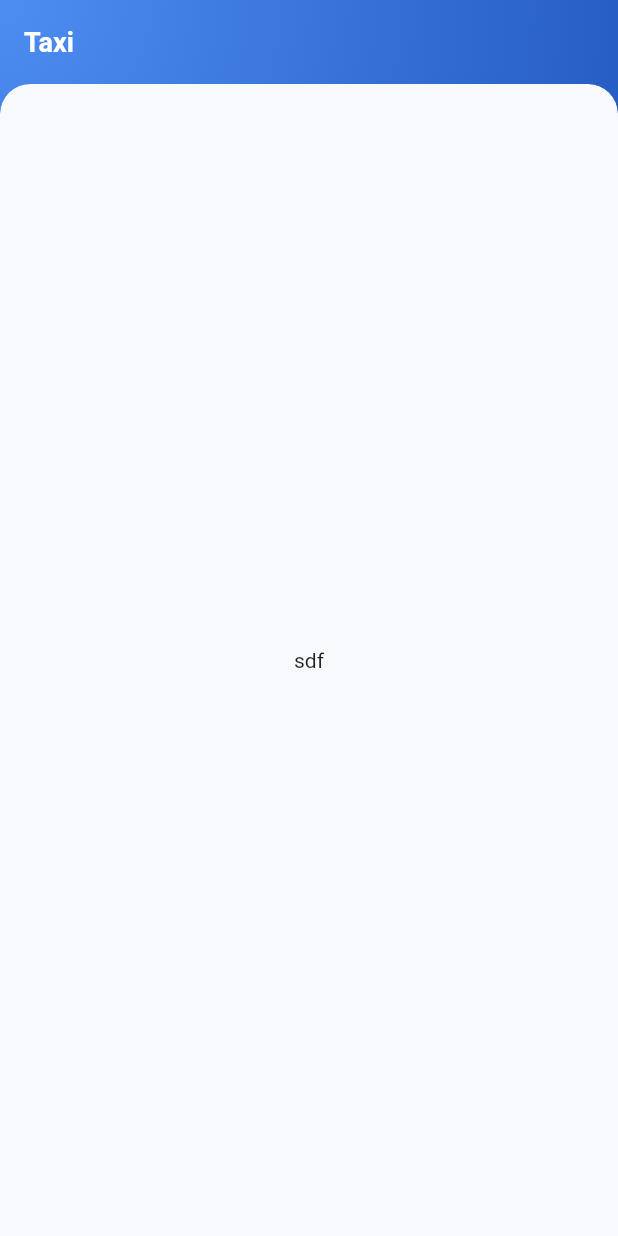
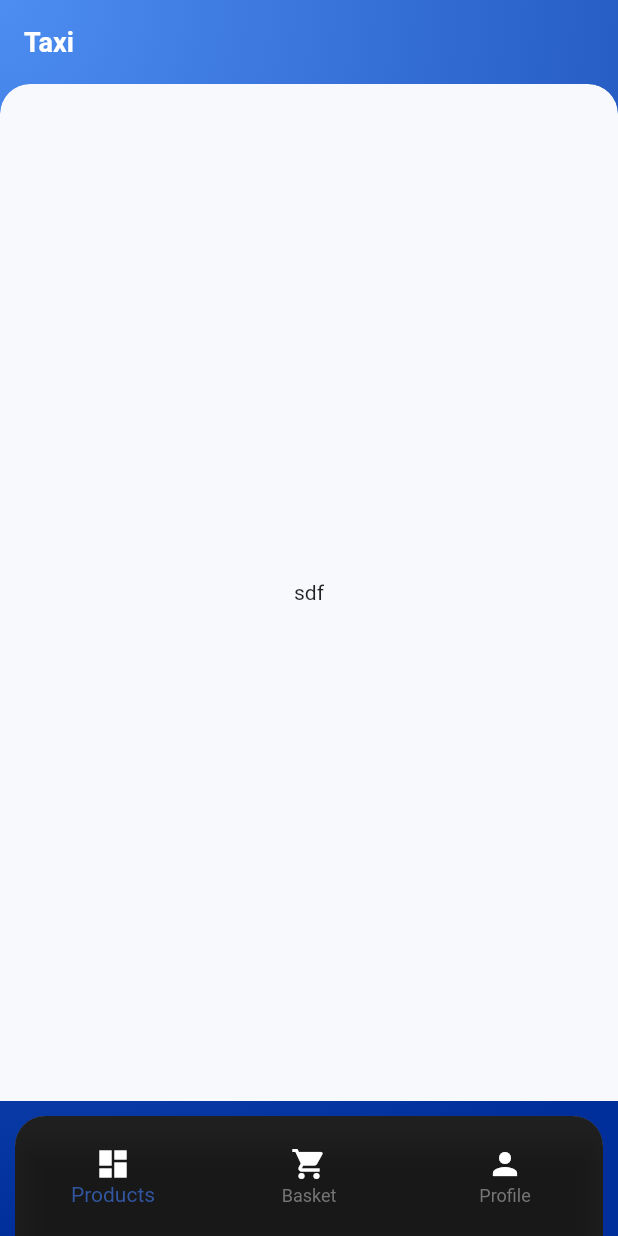
Before and after one commit to jalgas93/NewTaxiApp, a Flutter app: the screen it shows after launch, on a phone screen of 412 x 824 dp. Run offline on Flutter 3.47's test engine with Material 2 defaults, Android fonts, the phone set to English and light mode, and no system bars; our stand-ins replace auto_route, dio; generated files the repository leaves out were written again.

Commit message:
change version to 2.7

```diff
--- a/lib/http/api_client.dart
+++ b/lib/http/api_client.dart
@@ -1,11 +1,12 @@
 import 'package:dio/dio.dart';
+import 'package:flutter/cupertino.dart';
 import 'package:taxi/helpers/config.dart';
 
 class ApiClient {
   final Dio client;
 
   ApiClient._({
-    required this.client,
+    @required this.client,
   });
 
   factory ApiClient.instance() {
@@ -19,7 +20,7 @@ class ApiClient {
 
   Future<dynamic> get(
     String url, {
-    Map<String, dynamic>? queryParameters,
+    Map<String, dynamic> queryParameters,
   }) async {
     final response = await client.get(
       url,
@@ -31,7 +32,7 @@ class ApiClient {
   Future<dynamic> post(
     String url, {
     dynamic data = const {},
-    Map<String, dynamic>? queryParameters,
+    Map<String, dynamic> queryParameters,
   }) async {
     final response = await client.post(
       url,
@@ -44,7 +45,7 @@ class ApiClient {
   Future<dynamic> delete(
     String url, {
     dynamic data = const {},
-    Map<String, dynamic>? queryParameters,
+    Map<String, dynamic> queryParameters,
   }) async {
     final response = await client.delete(
       url,
--- a/lib/main.dart
+++ b/lib/main.dart
@@ -1,3 +1,4 @@
+import 'package:auto_route/auto_route.dart';
 import 'package:flutter/material.dart';
 import 'package:flutter/services.dart';
 import 'package:taxi/modules/taxi/view/taxi_page.dart';
@@ -9,7 +10,7 @@ void main() {
 }
 
 class MyApp extends StatefulWidget {
-  const MyApp({Key? key}) : super(key: key);
+  const MyApp({Key key}) : super(key: key);
 
   // This widget is the root of your application.
   @override
@@ -18,6 +19,7 @@ class MyApp extends StatefulWidget {
 
 class _MyAppState extends State<MyApp> {
   bool _initialized = false;
+
   final _appRouter = AppRouter();
 
   @override
@@ -25,14 +27,11 @@ class _MyAppState extends State<MyApp> {
     if (!_initialized) {
       return Container();
     }
-    // return MaterialApp.router(
-    //   routerDelegate: _appRouter.delegate(),
-    //   routeInformationParser: _appRouter.defaultRouteParser(),
-    // );
-    return MaterialApp.router(
+    return MaterialApp(
       debugShowCheckedModeBanner: false,
-      routerDelegate: _appRouter.delegate(),
-      routeInformationParser: _appRouter.defaultRouteParser(),
+      builder: ExtendedNavigator(
+        router: AppRouter(),
+      ),
       theme: ThemeData(
         primaryColor: AppColors.primary,
         colorScheme:
--- a/lib/modules/app/routing.dart
+++ b/lib/modules/app/routing.dart
@@ -1,7 +1,9 @@
-import 'package:auto_route/annotations.dart';
+import 'package:auto_route/auto_route_annotations.dart';
+import 'package:taxi/modules/taxi/view/dashboard_page.dart';
 import 'package:taxi/modules/taxi/view/taxi_page.dart';
 
 @MaterialAutoRouter(routes: <AutoRoute>[
-  AutoRoute(initial: true, page: TaxiPage),
+  AutoRoute(initial: true, page: DashboardPage),
+  AutoRoute(page: TaxiPage),
 ])
 class $AppRouter {}
--- a/lib/modules/app_common/widgets/block_container.dart
+++ b/lib/modules/app_common/widgets/block_container.dart
@@ -2,20 +2,20 @@ import 'package:flutter/material.dart';
 import 'package:taxi/helpers/app_colors.dart';
 
 class BlockContainer extends StatelessWidget {
-  final Widget? child;
+  final Widget child;
   final double width;
-  final double? height;
+  final double height;
 
   final bool hasMargin;
 
   final EdgeInsets margin;
-  final BoxConstraints? constraints;
+  final BoxConstraints constraints;
   final BoxDecoration decoration;
   final bool withClipRect;
-  final EdgeInsets? padding;
+  final EdgeInsets padding;
 
   const BlockContainer({
-    Key? key,
+    Key key,
     this.width = double.infinity,
     this.child,
     this.height,
--- /dev/null
+++ b/lib/modules/app_common/widgets/empty_app_bar.dart
@@ -0,0 +1,19 @@
+import 'package:flutter/cupertino.dart';
+import 'package:flutter/material.dart';
+import 'package:flutter/services.dart';
+
+class EmptyAppBar extends StatelessWidget implements PreferredSizeWidget {
+  const EmptyAppBar({Key key}) : super(key: key);
+
+  @override
+  Widget build(BuildContext context) {
+    final overlayStyle = Theme.of(context).appBarTheme.systemOverlayStyle;
+    return AnnotatedRegion<SystemUiOverlayStyle>(
+      value: overlayStyle,
+      child: Container(),
+    );
+  }
+
+  @override
+  Size get preferredSize => const Size(0.0, 0.0);
+}
--- a/lib/modules/app_common/widgets/page_background.dart
+++ b/lib/modules/app_common/widgets/page_background.dart
@@ -1,10 +1,10 @@
 import 'package:flutter/material.dart';
 
 class PageBackground extends StatelessWidget {
-  final Widget? child;
+  final Widget child;
 
   const PageBackground({
-    Key? key,
+    Key key,
     this.child,
   }) : super(key: key);
 
--- /dev/null
+++ b/lib/modules/taxi/view/dashboard_page.dart
@@ -0,0 +1,80 @@
+import 'package:flutter/material.dart';
+import 'package:taxi/helpers/app_colors.dart';
+import 'package:taxi/modules/app_common/widgets/block_container.dart';
+import 'package:taxi/modules/app_common/widgets/empty_app_bar.dart';
+import 'package:taxi/modules/app_common/widgets/page_background.dart';
+import 'package:taxi/modules/taxi/view/taxi_page.dart';
+
+class DashboardPage extends StatefulWidget {
+  const DashboardPage({
+    Key key,
+  }) : super(key: key);
+
+  @override
+  _DashboardState createState() => _DashboardState();
+}
+
+class _DashboardState extends State<DashboardPage> {
+  int selectedPage = 0;
+
+  final _pageOptions = [
+    const TaxiPage(),
+    const TaxiPage(),
+    const TaxiPage(),
+  ];
+
+  @override
+  Widget build(BuildContext context) {
+    return PageBackground(
+      child: Scaffold(
+        appBar: const EmptyAppBar(),
+        body: Column(
+          children: [
+            Expanded(
+              flex: 1,
+              child: _pageOptions[selectedPage],
+            ),
+            Container(
+              padding:
+                  const EdgeInsets.only(top: 10.0, right: 10.0, left: 10.0),
+              child: bottomNavigationBar,
+            )
+          ],
+        ),
+      ),
+    );
+  }
+
+  Widget get bottomNavigationBar {
+    return BlockContainer(
+        height: 80.0,
+        child: BottomNavigationBar(
+          items: const [
+            BottomNavigationBarItem(
+              label: 'Products',
+              icon: Icon(Icons.dashboard, color: Colors.white),
+            ),
+            BottomNavigationBarItem(
+              label: 'Basket',
+              icon: Icon(Icons.shopping_cart, color: Colors.white),
+            ),
+            BottomNavigationBarItem(
+              label: 'Profile',
+              icon: Icon(Icons.person, color: Colors.white),
+            ),
+          ],
+          onTap: (index) {
+            setState(() {
+              selectedPage = index;
+            });
+          },
+          type: BottomNavigationBarType.fixed,
+          unselectedItemColor: Colors.grey[600],
+          selectedItemColor: AppColors.primary,
+          showUnselectedLabels: true,
+          currentIndex: selectedPage,
+          backgroundColor: Colors.black87,
+          elevation: 8.0,
+        ));
+  }
+}
--- a/lib/modules/taxi/view/taxi_page.dart
+++ b/lib/modules/taxi/view/taxi_page.dart
@@ -3,7 +3,7 @@ import 'package:taxi/modules/app_common/widgets/block_container.dart';
 import 'package:taxi/modules/app_common/widgets/page_background.dart';
 
 class TaxiPage extends StatelessWidget {
-  const TaxiPage({Key? key}) : super(key: key);
+  const TaxiPage({Key key}) : super(key: key);
 
   @override
   Widget build(BuildContext context) {
```
Also changed, not shown: pubspec.yaml (+4 -4 lines), pubspec.lock.
